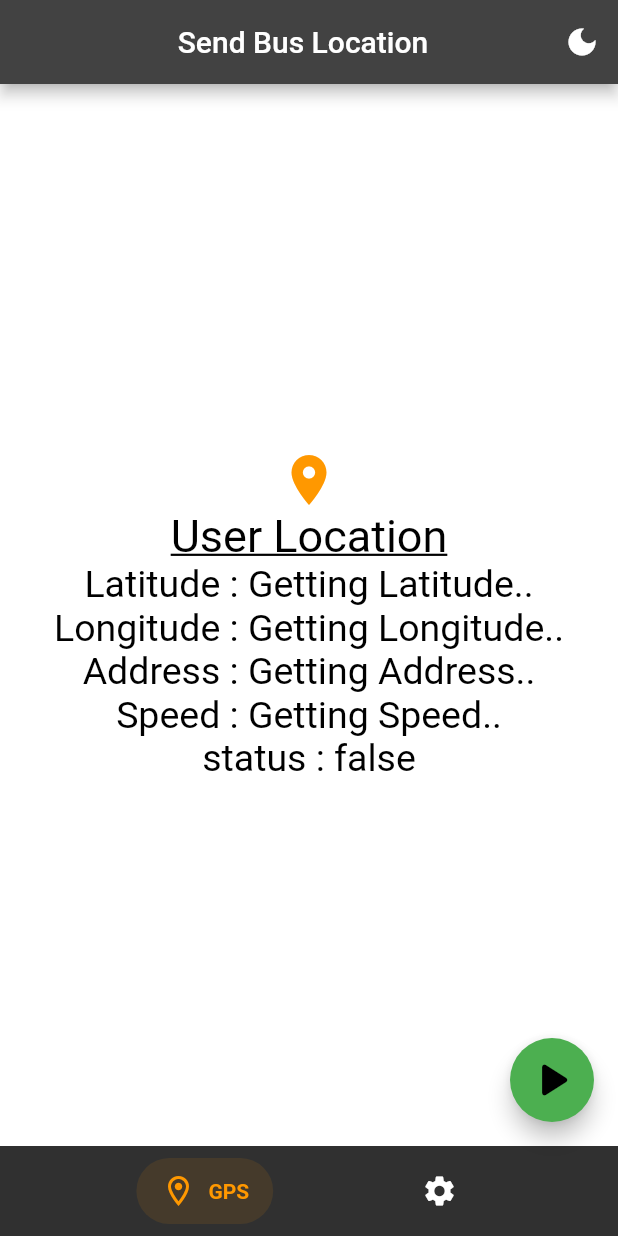
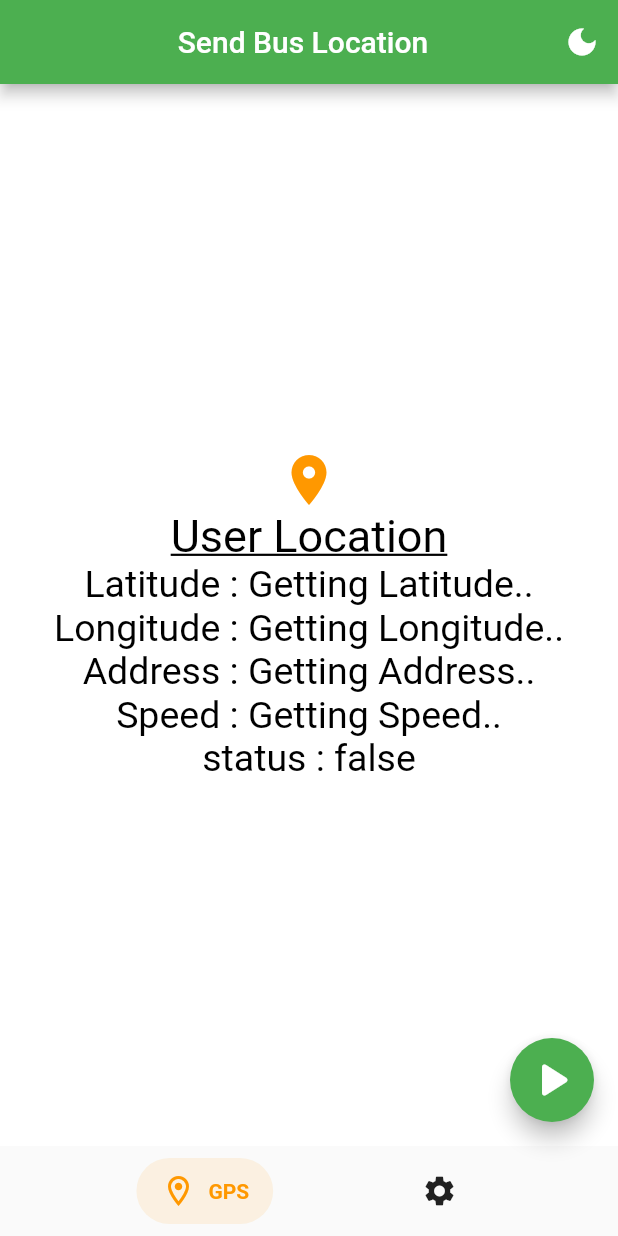
Before and after one commit to alecorodri/SendBusLocation, a Flutter app: the screen it shows after launch, after a tap on the "dark mode" icon, on a phone screen of 412 x 824 dp. Run offline on Flutter 3.47's test engine with Material 2 defaults, Android fonts, the light colour scheme and no system bars; drawn by our look-alikes of salomon_bottom_bar; our stand-ins replace geocoding, geolocator, get.

Commit message:
fixing themes

```diff
--- a/lib/main.dart
+++ b/lib/main.dart
@@ -13,8 +13,8 @@ class MyApp extends StatelessWidget {
   Widget build(BuildContext context) {
     return GetMaterialApp(
         debugShowCheckedModeBanner: false,
-        theme: CustomThemes.primaryTheme,
-        darkTheme: CustomThemes.darkTheme,
+        theme: CustomThemes.darkTheme,
+        darkTheme: CustomThemes.primaryTheme,
         title: 'Send Bus Location',
         initialRoute: '/homepage',
         getPages: Routes.routes);
--- a/lib/pages/home_page.dart
+++ b/lib/pages/home_page.dart
@@ -26,7 +26,7 @@ class _MyHomePageState extends State<MyHomePage> {
           actions: [
             IconButton(
                 onPressed: (() {
-                  Get.isDarkMode
+                  !Get.isDarkMode
                       ? Get.changeThemeMode(ThemeMode.light)
                       : Get.changeThemeMode(ThemeMode.dark);
                 }),
```
